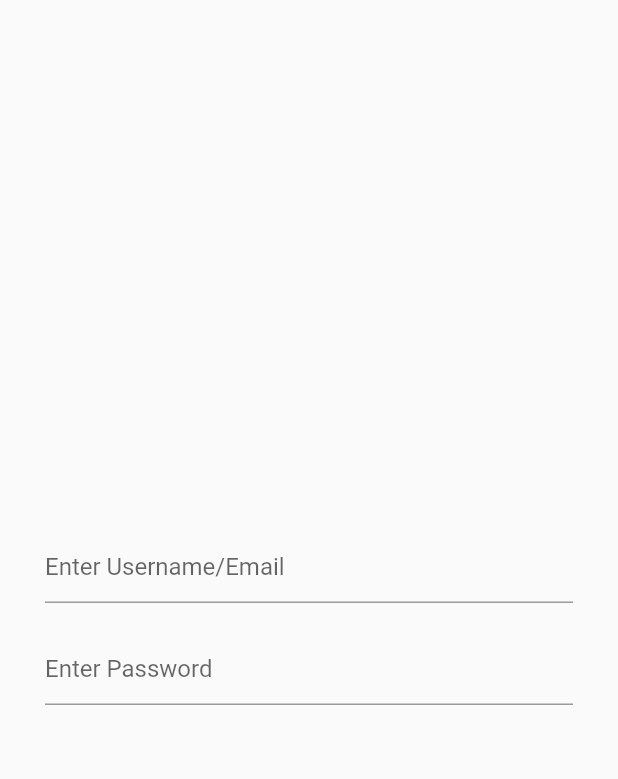
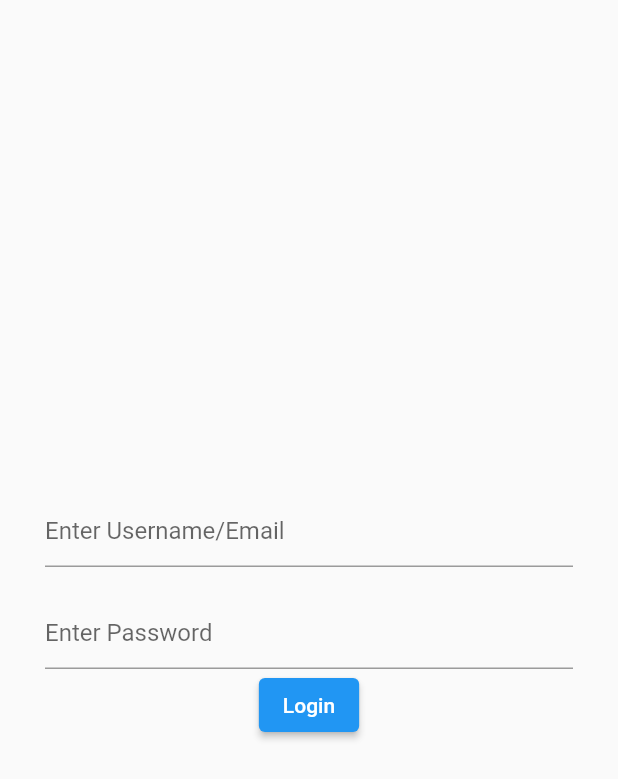
Before and after one commit to hammadparveez/sync_todo_app, a Flutter app: the screen it shows after launch, after a tap on "Username & Password Authentication", on a phone screen of 412 x 824 dp. Shown: the top 779 px of the screen. Run offline on Flutter 3.47's test engine with Material 2 defaults, Android fonts, the phone set to English and light mode, and no system bars; our stand-ins replace beamer, cloud_firestore, connectivity_plus, firebase_auth, firebase_core, firebase_dynamic_links and 5 more; accounts and stored records are empty.

```diff
--- a/lib/riverpods/pods.dart
+++ b/lib/riverpods/pods.dart
@@ -8,8 +8,8 @@ final loginPod = ChangeNotifierProvider<EmailLinkLoginService>((ref) {
   return EmailLinkLoginService(EmailLinkActionCodeSettingsImpl());
 });
 
-final registerPod = ChangeNotifierProvider<RegisterUserService>((ref) {
-  return RegisterUserService();
+final registerPod = ChangeNotifierProvider<AuthUserService>((ref) {
+  return AuthUserService();
 });
 
 final connectionPod = StreamProvider<ConnectivityResult>((_) {
--- a/lib/ui/login/login_with_id_pass.dart
+++ b/lib/ui/login/login_with_id_pass.dart
@@ -1,11 +1,30 @@
-import 'package:flutter/material.dart';
+import 'package:notifications/export.dart';
+import 'dart:developer';
 
-class LoginWithIDAndPass extends StatelessWidget {
+class LoginWithIDAndPass extends StatefulWidget {
   const LoginWithIDAndPass({Key? key}) : super(key: key);
 
   @override
+  _LoginWithIDAndPassState createState() => _LoginWithIDAndPassState();
+}
+
+class _LoginWithIDAndPassState extends State<LoginWithIDAndPass> {
+
+
+  void _login() {
+    log("OnLoginTap");
+    context.read(registerPod).signIn("hamm@gg.co", "ham11");
+  }
+
+  @override
   Widget build(BuildContext _) {
-    return Scaffold(
+    return ProviderListener(
+      onChange: (_,AuthUserService service){
+        log("OnChangeListener ${service.hasUserFound}");
+
+      },
+      provider: registerPod,
+      child: Scaffold(
         body: Padding(
           padding: const EdgeInsets.all(30),
           child: Center(
@@ -19,7 +38,9 @@ class LoginWithIDAndPass extends StatelessWidget {
                 TextFormField(
                   decoration: InputDecoration(hintText: "Enter Password"),
                 ),
+                ElevatedButton(onPressed: _login, child: Text("Login")),
               ],
+            ),
           ),
         ),
       ),
```
Also changed, not shown: lib/domain/services/auth_service/register_auth/register_service.dart (+21 -4 lines), lib/ui/signup/sign_up.dart (+4 -8 lines). Lines whose indentation alone changed are shown as unchanged.
